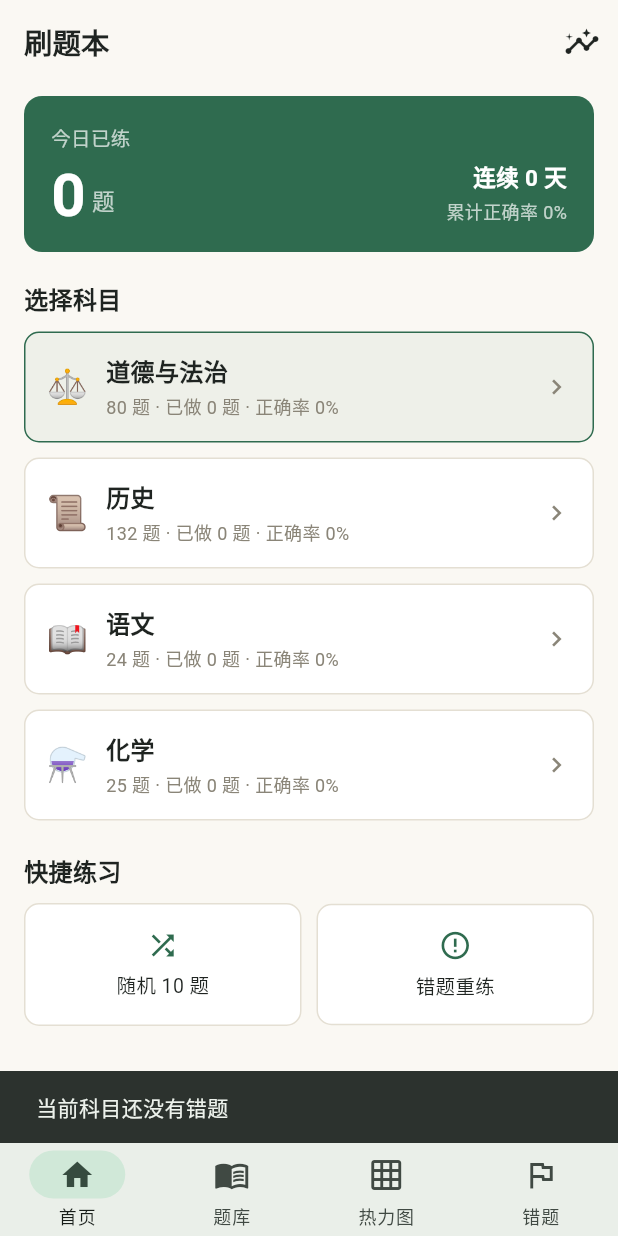
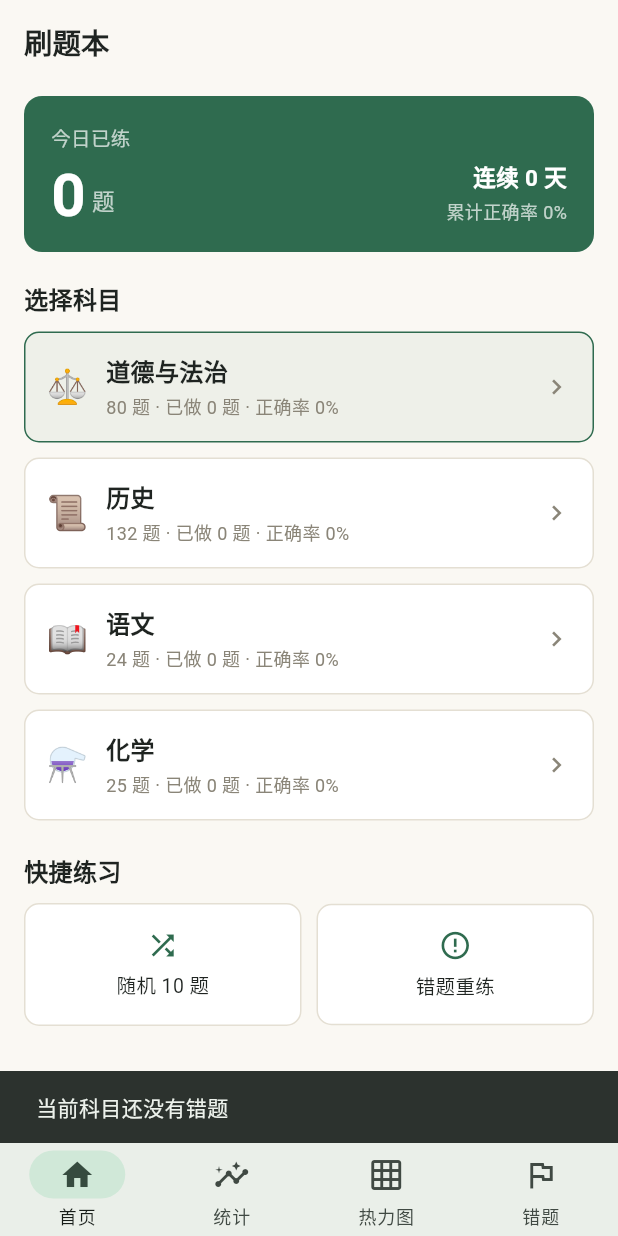
Before and after one commit to leaF7eaF/quiz-master, a Flutter app: the screen it shows after launch, after a tap on "错题重练", on a phone screen of 412 x 824 dp. Run offline on Flutter 3.47's test engine with Material 3 defaults, Android fonts, the phone set to English and light mode, and no system bars; our stand-ins replace shared_preferences.

Commit message:
导航优化：题库tab改为统计（消除与首页重复）

```diff
--- a/lib/screens/home_screen.dart
+++ b/lib/screens/home_screen.dart
@@ -5,7 +5,6 @@ import '../data/all_questions.dart';
 import '../theme/app_theme.dart';
 import 'practice_screen.dart';
 import 'browse_screen.dart';
-import 'stats_screen.dart';
 
 class HomeScreen extends StatelessWidget {
   const HomeScreen({super.key});
@@ -16,14 +15,6 @@ class HomeScreen extends StatelessWidget {
     return Scaffold(
       appBar: AppBar(
         title: const Text('刷题本'),
-        actions: [
-          IconButton(
-            tooltip: '学习统计',
-            icon: const Icon(Icons.insights_outlined),
-            onPressed: () => Navigator.push(context,
-                MaterialPageRoute(builder: (_) => const StatsScreen())),
-          ),
-        ],
       ),
       body: ListView(
         padding: const EdgeInsets.fromLTRB(16, 8, 16, 24),
--- a/lib/screens/root_shell.dart
+++ b/lib/screens/root_shell.dart
@@ -1,6 +1,6 @@
 import 'package:flutter/material.dart';
 import 'home_screen.dart';
-import 'browse_screen.dart';
+import 'stats_screen.dart';
 import 'heatmap_screen.dart';
 import 'wrong_screen.dart';
 
@@ -15,7 +15,7 @@ class _RootShellState extends State<RootShell> {
 
   static const _pages = [
     HomeScreen(),
-    BrowseScreen(),
+    StatsScreen(),
     HeatmapScreen(),
     WrongScreen(),
   ];
@@ -31,7 +31,7 @@ class _RootShellState extends State<RootShell> {
         labelBehavior: NavigationDestinationLabelBehavior.alwaysShow,
         destinations: const [
           NavigationDestination(icon: Icon(Icons.home_outlined), selectedIcon: Icon(Icons.home), label: '首页'),
-          NavigationDestination(icon: Icon(Icons.menu_book_outlined), selectedIcon: Icon(Icons.menu_book), label: '题库'),
+          NavigationDestination(icon: Icon(Icons.insights_outlined), selectedIcon: Icon(Icons.insights), label: '统计'),
           NavigationDestination(icon: Icon(Icons.grid_on_outlined), selectedIcon: Icon(Icons.grid_on), label: '热力图'),
           NavigationDestination(icon: Icon(Icons.flag_outlined), selectedIcon: Icon(Icons.flag), label: '错题'),
         ],
```
